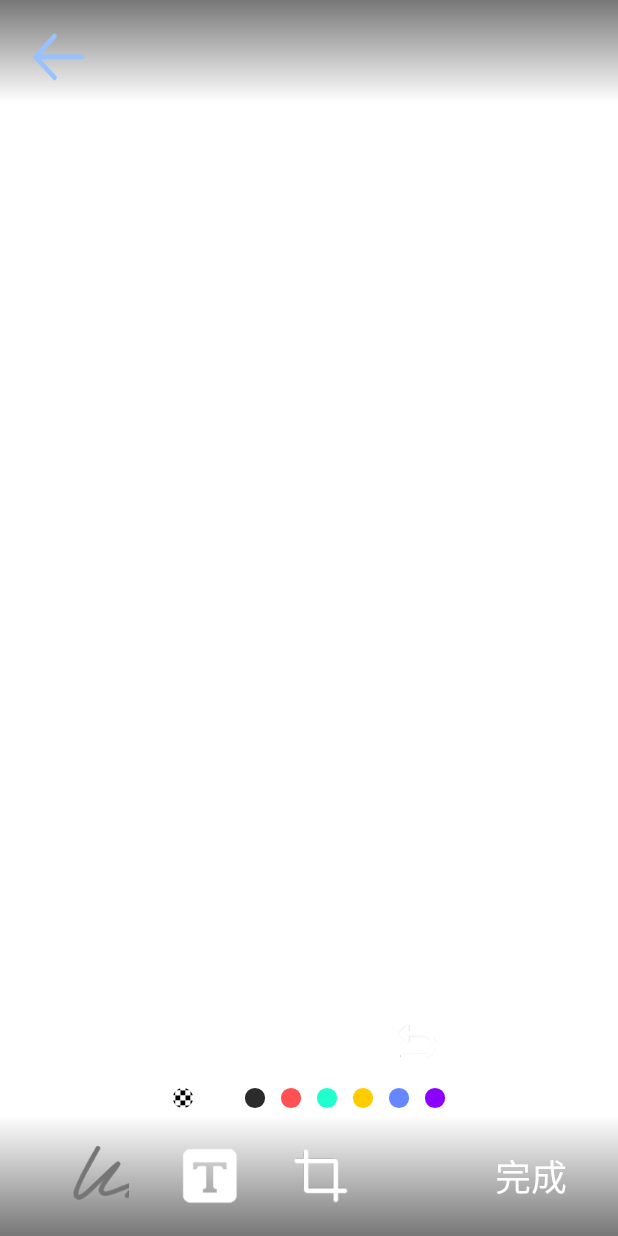
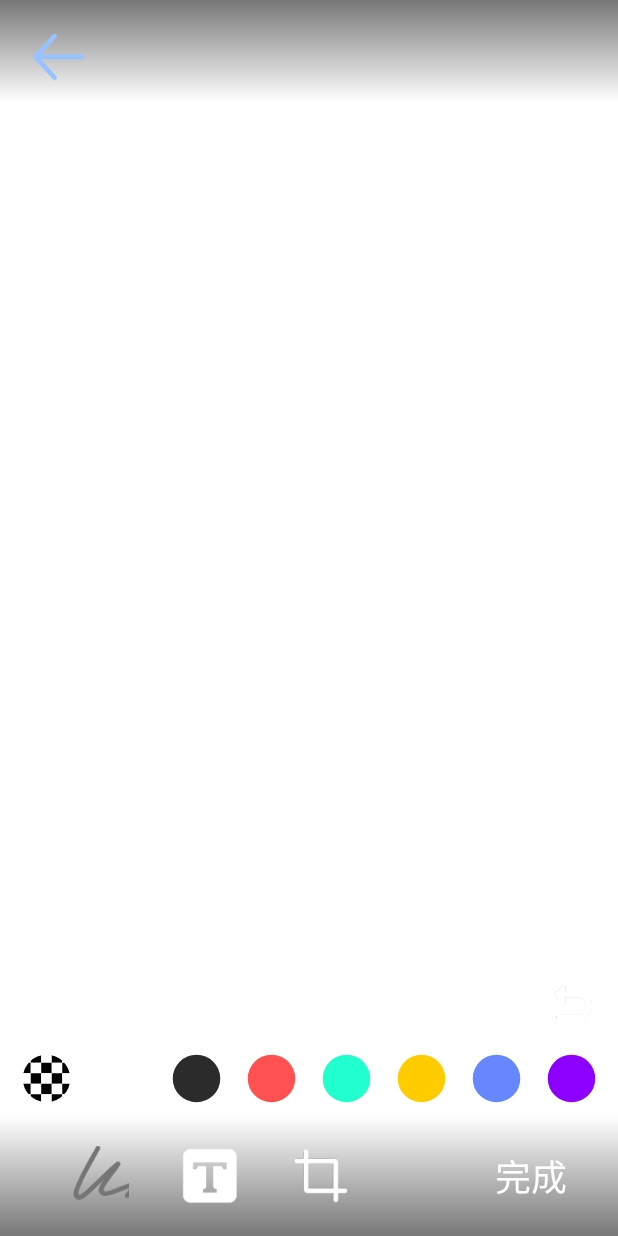
Before and after one commit to selfwei/PictureEditor, an Android app: the layout edit_opt_layout.xml on its own in the app's theme, with its tools: preview values and no code run, on a phone screen of 412 x 824 dp. Run offline under Robolectric (Android 15) with nearby library versions, the phone set to English and light mode, and no system bars.

Commit message:
颜色处理

```diff
--- a/editor/build.gradle
+++ b/editor/build.gradle
@@ -7,7 +7,7 @@ android {
     buildToolsVersion "30.0.2"
 
     defaultConfig {
-        minSdkVersion 21
+        minSdkVersion 26
         targetSdkVersion 30
         versionCode 1
         versionName "1.0"
--- a/editor/src/main/res/values/dimens.xml
+++ b/editor/src/main/res/values/dimens.xml
@@ -1,6 +1,6 @@
 <?xml version="1.0" encoding="utf-8"?>
 <resources>
-    <dimen name="image_color">24dp</dimen>
+    <dimen name="image_color">50dp</dimen>
     <dimen name="image_color_margin">6dp</dimen>
     <dimen name="image_mode_space">34dp</dimen>
 </resources>
```
